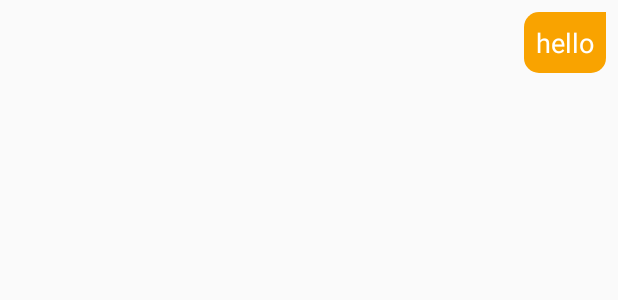
After one commit to nicomate/Medico, an Android app: the layout chat_item_right.xml on its own in the app's theme, with its tools: preview values and no code run, on a phone screen of 412 x 824 dp. The commit adds this screen. Shown: the top 300 px of the screen. Run offline under Robolectric (Android 15) with nearby library versions, the phone set to English and light mode, and no system bars; Roboto replaces fonts that are not available here.

Commit message:
display message layout

```diff
--- a/app/src/main/AndroidManifest.xml
+++ b/app/src/main/AndroidManifest.xml
@@ -2,6 +2,7 @@
 <manifest xmlns:android="http://schemas.android.com/apk/res/android"
     xmlns:tools="http://schemas.android.com/tools"
     package="com.example.medico">
+    <uses-permission android:name="android.permission.INTERNET" />
 
     <application
         android:allowBackup="true"
--- /dev/null
+++ b/app/src/main/res/drawable/background_right.xml
@@ -0,0 +1,11 @@
+<?xml version="1.0" encoding="utf-8"?>
+<shape xmlns:android="http://schemas.android.com/apk/res/android"
+    android:shape="rectangle">
+
+    <corners
+        android:radius="10dp"
+        android:topRightRadius="0dp"/>
+
+    <solid android:color="#F9A300"/>
+
+</shape>
--- a/app/src/main/res/layout/activity_message.xml
+++ b/app/src/main/res/layout/activity_message.xml
@@ -9,7 +9,7 @@
     <androidx.appcompat.widget.Toolbar
         android:id="@+id/toolbar2"
         android:layout_width="match_parent"
-        android:layout_height="70dp"
+        android:layout_height="60dp"
         android:background="?attr/colorPrimary"
         android:minHeight="?attr/actionBarSize"
         android:theme="?attr/actionBarTheme"
--- /dev/null
+++ b/app/src/main/res/layout/chat_item_right.xml
@@ -0,0 +1,35 @@
+<?xml version="1.0" encoding="utf-8"?>
+<RelativeLayout
+    xmlns:android="http://schemas.android.com/apk/res/android"
+    android:layout_width="match_parent"
+    android:padding="8dp"
+    android:layout_height="wrap_content">
+
+    <RelativeLayout
+        android:layout_width="300dp"
+        android:layout_height="wrap_content"
+        android:layout_alignParentEnd="true"
+        android:layout_alignParentRight="true">
+
+    <ImageView
+        android:layout_width="wrap_content"
+        android:layout_height="wrap_content"
+        android:id="@+id/profile_image"
+        android:visibility="gone" />
+
+    <TextView
+        android:layout_width="wrap_content"
+        android:layout_height="wrap_content"
+        android:background="@drawable/background_right"
+        android:text="hello"
+        android:layout_alignParentEnd="true"
+        android:id="@+id/show_message"
+        android:textSize="18sp"
+        android:textColor="#FFFFFF"
+        android:padding="8dp"
+        android:layout_alignParentRight="true"/>
+
+    </RelativeLayout>
+
+
+</RelativeLayout>
```
Also changed, not shown: app/src/main/java/com/example/medico/Adapter/MessageAdapter.java (added, +112 -0 lines), app/src/main/java/com/example/medico/MessageActivity.java (+56 -3 lines), app/src/main/java/com/example/medico/model/Chat.java (added, +42 -0 lines), app/src/main/res/drawable/background_left.xml (added, +11 -0 lines), app/src/main/res/layout/chat_item_left.xml (added, +24 -0 lines).
